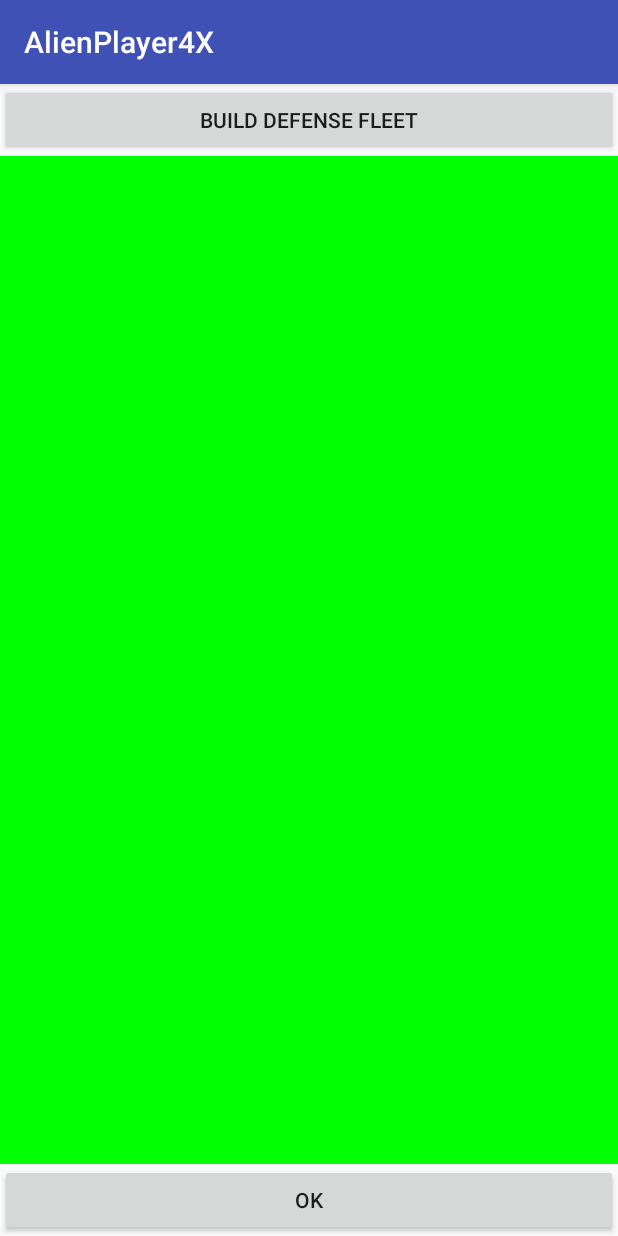
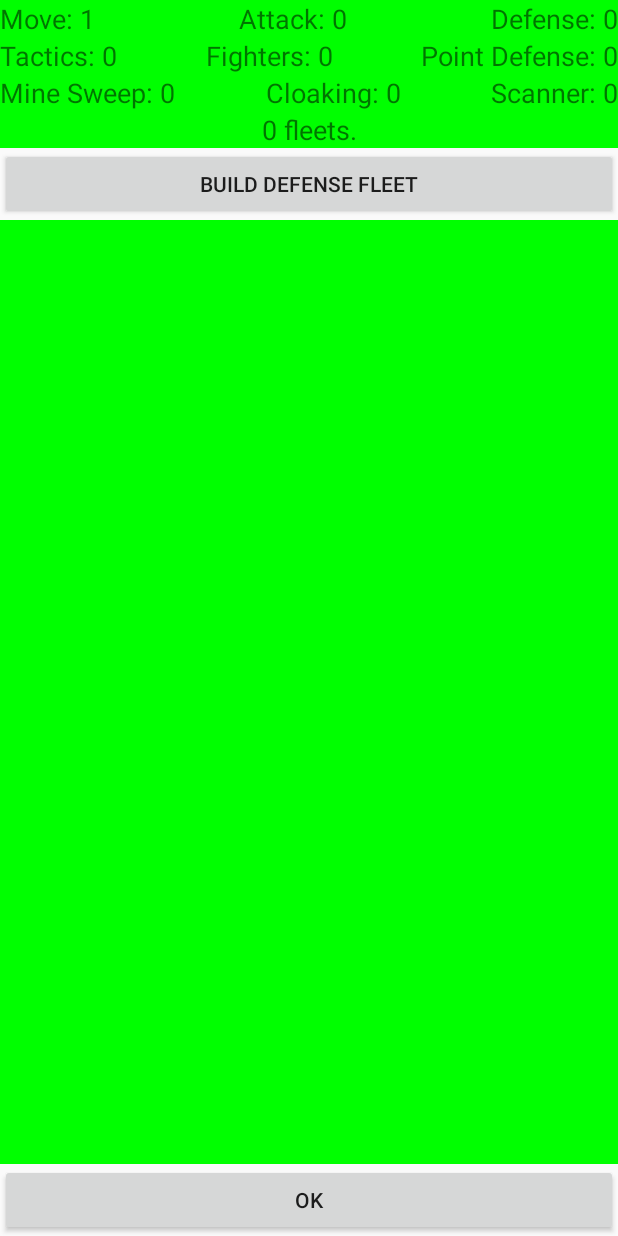
Before and after one commit to NanocTheBuilder/AlienPlayer4X, an Android app: the MainActivity screen opened directly, with no data from a screen before it, after a tap on "Move: 1", on a phone screen of 412 x 824 dp. Run offline under Robolectric (Android 15) with nearby library versions, the phone set to English and light mode, and no system bars.

Commit message:
Fix for issue #6 Added playerView to FleetsActivity

```diff
--- a/app/src/main/java/com/thilian/se4x/robot/app/FleetsActivity.java
+++ b/app/src/main/java/com/thilian/se4x/robot/app/FleetsActivity.java
@@ -1,10 +1,8 @@
 package com.thilian.se4x.robot.app;
 
-import android.content.DialogInterface;
+import android.app.Activity;
 import android.content.Intent;
 import android.graphics.Color;
-import android.support.v7.app.AlertDialog;
-import android.support.v7.app.AppCompatActivity;
 import android.os.Bundle;
 import android.view.View;
 import android.widget.Button;
@@ -15,14 +13,13 @@ import com.thilian.se4x.robot.game.Fleet;
 
 import java.util.List;
 
-public class FleetsActivity extends AppCompatActivity {
+public class FleetsActivity extends Activity implements FleetView.FleetRevealListener{
     private AlienPlayer alienPlayer;
 
     @Override
     protected void onCreate(Bundle savedInstanceState) {
         super.onCreate(savedInstanceState);
         setContentView(R.layout.activity_fleets);
-
 
         Button okButton = findViewById(R.id.close_fleets_button);
         okButton.setOnClickListener(new View.OnClickListener() {
@@ -49,11 +46,17 @@ public class FleetsActivity extends AppCompatActivity {
         SE4XApplication app = (SE4XApplication) this.getApplication();
         alienPlayer = app.getGame().aliens.get(index);
 
+        PlayerView playerView = findViewById(R.id.player_view);
+        playerView.setAlienPlayer(alienPlayer);
+        playerView.setGame(app.getGame());
+        playerView.setBackgroundColor();
+        playerView.update();
+
         LinearLayout fleets = (LinearLayout) findViewById(R.id.fleets);
         fleets.setBackgroundColor(Color.parseColor(alienPlayer.getColor().toString()));
         fleets.removeAllViews();
         for(Fleet fleet : alienPlayer.getFleets()){
-            fleets.addView(new FleetView(this, fleet));
+            fleets.addView(new FleetView(this, fleet, this));
         }
     }
 
@@ -64,9 +67,14 @@ public class FleetsActivity extends AppCompatActivity {
             SE4XApplication app = (SE4XApplication) this.getApplication();
             app.showNewFleets(this, newFleets);
             for (Fleet fleet : newFleets) {
-                fleets.addView(new FleetView(this, fleet));
+                fleets.addView(new FleetView(this, fleet, this));
             }
         }
     }
 
+    @Override
+    public void onFleetRevealed(Fleet fleet) {
+        PlayerView playerView = findViewById(R.id.player_view);
+        playerView.update();
+    }
 }
--- a/app/src/main/java/com/thilian/se4x/robot/app/MainActivity.java
+++ b/app/src/main/java/com/thilian/se4x/robot/app/MainActivity.java
@@ -1,9 +1,9 @@
 package com.thilian.se4x.robot.app;
 
+import android.app.Activity;
+import android.app.AlertDialog;
 import android.content.DialogInterface;
 import android.content.Intent;
-import android.support.v7.app.AlertDialog;
-import android.support.v7.app.AppCompatActivity;
 import android.os.Bundle;
 import android.view.View;
 import android.widget.Button;
@@ -14,7 +14,7 @@ import com.thilian.se4x.robot.game.Fleet;
 
 import java.util.List;
 
-public class MainActivity extends AppCompatActivity {
+public class MainActivity extends Activity {
 
     @Override
     protected void onCreate(Bundle savedInstanceState) {
--- a/app/src/main/java/com/thilian/se4x/robot/app/NewGameActivity.java
+++ b/app/src/main/java/com/thilian/se4x/robot/app/NewGameActivity.java
@@ -1,17 +1,16 @@
 package com.thilian.se4x.robot.app;
 
+import android.app.Activity;
 import android.content.Intent;
-import android.support.v7.app.AppCompatActivity;
 import android.os.Bundle;
 import android.view.View;
 import android.widget.ArrayAdapter;
 import android.widget.Button;
 import android.widget.Spinner;
 
-import com.thilian.se4x.robot.game.Game;
 import com.thilian.se4x.robot.game.enums.Difficulty;
 
-public class NewGameActivity extends AppCompatActivity {
+public class NewGameActivity extends Activity {
 
     @Override
     protected void onCreate(Bundle savedInstanceState) {
--- a/app/src/main/java/com/thilian/se4x/robot/app/PlayerView.java
+++ b/app/src/main/java/com/thilian/se4x/robot/app/PlayerView.java
@@ -2,8 +2,8 @@ package com.thilian.se4x.robot.app;
 
 import android.content.Context;
 import android.graphics.Color;
+import android.util.AttributeSet;
 import android.view.LayoutInflater;
-import android.view.ViewGroup;
 import android.widget.LinearLayout;
 import android.widget.TextView;
 
@@ -15,22 +15,36 @@ import com.thilian.se4x.robot.game.enums.Technology;
  * TODO: document your custom view class.
  */
 public class PlayerView extends LinearLayout {
+
     private Game game;
     private AlienPlayer alienPlayer;
-    private ViewGroup layout;
+
+    public PlayerView(Context context, AttributeSet attrs) {
+        super(context, attrs);
+        String service = Context.LAYOUT_INFLATER_SERVICE;
+        LayoutInflater li = (LayoutInflater) getContext().getSystemService(service);
+        li.inflate(R.layout.player_layout, this, true);
+    }
+
+    public void setGame(Game game) {
+        this.game = game;
+    }
+
+    public void setAlienPlayer(AlienPlayer alienPlayer) {
+        this.alienPlayer = alienPlayer;
+    }
 
     public PlayerView(Context context, Game game, AlienPlayer alienPlayer) {
-        super(context);
+        this(context, null);
         this.game = game;
         this.alienPlayer = alienPlayer;
-
-        String service = Context.LAYOUT_INFLATER_SERVICE;
-        LayoutInflater li = (LayoutInflater) getContext().getSystemService(service);
-        layout = (ViewGroup) li.inflate(R.layout.player_layout, this, true);
-        layout.setBackgroundColor(Color.parseColor(alienPlayer.getColor().toString()));
+        setBackgroundColor();
         update();
     }
 
+    public void setBackgroundColor(){
+        setBackgroundColor(Color.parseColor(alienPlayer.getColor().toString()));
+    }
 
     public void update(){
         TextView textView;
@@ -38,7 +52,7 @@ public class PlayerView extends LinearLayout {
         for(Technology technology : Technology.values()){
             id = getResources().getIdentifier(technology.toString().toLowerCase() + "_text", "id", getContext().getPackageName());
             if(id != 0){
-                textView = layout.findViewById(id);
+                textView = findViewById(id);
                 sid = getResources().getIdentifier(technology.toString(), "string", getContext().getPackageName());
                 int level = alienPlayer.getLevel(technology);
                 textView.setText(getResources().getString(sid, level));
@@ -48,7 +62,7 @@ public class PlayerView extends LinearLayout {
             }
         }
 
-        TextView fleets = layout.findViewById(R.id.fleets_text);
+        TextView fleets = findViewById(R.id.fleets_text);
         fleets.setText(String.format("%d fleets.", alienPlayer.getFleets().size()));
     }
 }
--- a/app/src/main/java/com/thilian/se4x/robot/app/SE4XApplication.java
+++ b/app/src/main/java/com/thilian/se4x/robot/app/SE4XApplication.java
@@ -1,9 +1,9 @@
 package com.thilian.se4x.robot.app;
 
 import android.app.Activity;
+import android.app.AlertDialog;
 import android.app.Application;
 import android.content.DialogInterface;
-import android.support.v7.app.AlertDialog;
 
 import com.thilian.se4x.robot.game.Fleet;
 import com.thilian.se4x.robot.game.Game;
--- a/app/src/main/java/com/thilian/se4x/robot/app/SeenTechnologyActivity.java
+++ b/app/src/main/java/com/thilian/se4x/robot/app/SeenTechnologyActivity.java
@@ -1,6 +1,6 @@
 package com.thilian.se4x.robot.app;
 
-import android.support.v7.app.AppCompatActivity;
+import android.app.Activity;
 import android.os.Bundle;
 import android.view.View;
 import android.widget.ArrayAdapter;
@@ -13,7 +13,7 @@ import com.thilian.se4x.robot.game.enums.Technology;
 import java.util.ArrayList;
 import java.util.List;
 
-public class SeenTechnologyActivity extends AppCompatActivity {
+public class SeenTechnologyActivity extends Activity {
 
     @Override
     protected void onCreate(Bundle savedInstanceState) {
--- a/app/src/main/res/layout/activity_fleets.xml
+++ b/app/src/main/res/layout/activity_fleets.xml
@@ -6,12 +6,22 @@
     android:layout_height="match_parent"
     tools:context="com.thilian.se4x.robot.app.FleetsActivity">
 
+    <com.thilian.se4x.robot.app.PlayerView
+        android:id="@+id/player_view"
+        android:layout_width="match_parent"
+        android:layout_height="wrap_content"
+        app:layout_constraintBottom_toTopOf="@+id/build_defense_button"
+        app:layout_constraintEnd_toEndOf="parent"
+        app:layout_constraintHorizontal_bias="0.5"
+        app:layout_constraintStart_toStartOf="parent"
+        app:layout_constraintTop_toTopOf="parent" />
+
     <Button
         android:id="@+id/build_defense_button"
         android:layout_width="0dp"
         android:layout_height="wrap_content"
         android:text="@string/buildDefense"
-        app:layout_constraintTop_toTopOf="parent"
+        app:layout_constraintTop_toBottomOf="@+id/player_view"
         app:layout_constraintBottom_toTopOf="@+id/scroll_view"
         app:layout_constraintStart_toStartOf="parent"
         app:layout_constraintEnd_toEndOf="parent"
--- a/app/src/main/res/layout/player_layout.xml
+++ b/app/src/main/res/layout/player_layout.xml
@@ -2,7 +2,6 @@
 <android.support.constraint.ConstraintLayout xmlns:android="http://schemas.android.com/apk/res/android"
     xmlns:app="http://schemas.android.com/apk/res-auto"
     xmlns:tools="http://schemas.android.com/tools"
-    android:id="@+id/linearLayout"
     android:layout_width="match_parent"
     android:layout_height="wrap_content"
     tools:layout_editor_absoluteY="81dp">
```
Also changed, not shown: app/src/main/java/com/thilian/se4x/robot/app/FleetView.java (+8 -10 lines), app/src/main/res/layout/fleet_layout.xml (+5 -6 lines).
